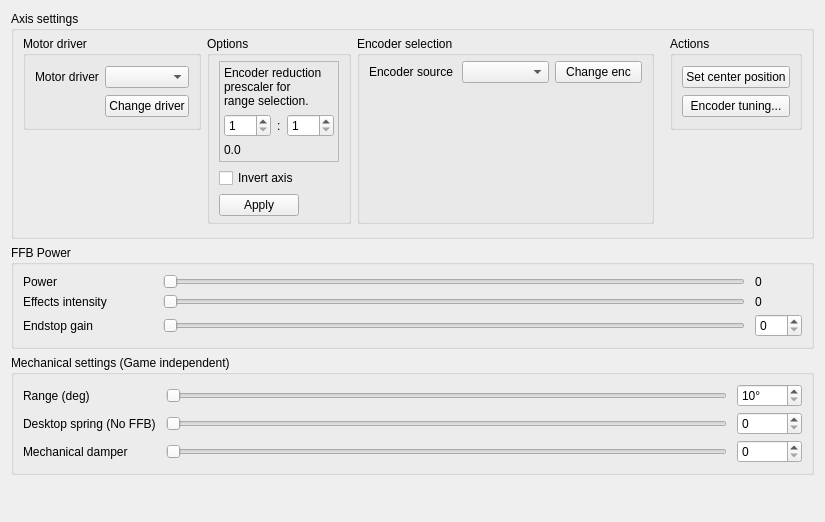
Qt form res/axis_ui.ui (Ultrawipf/OpenFFBoard-configurator) before a commit.
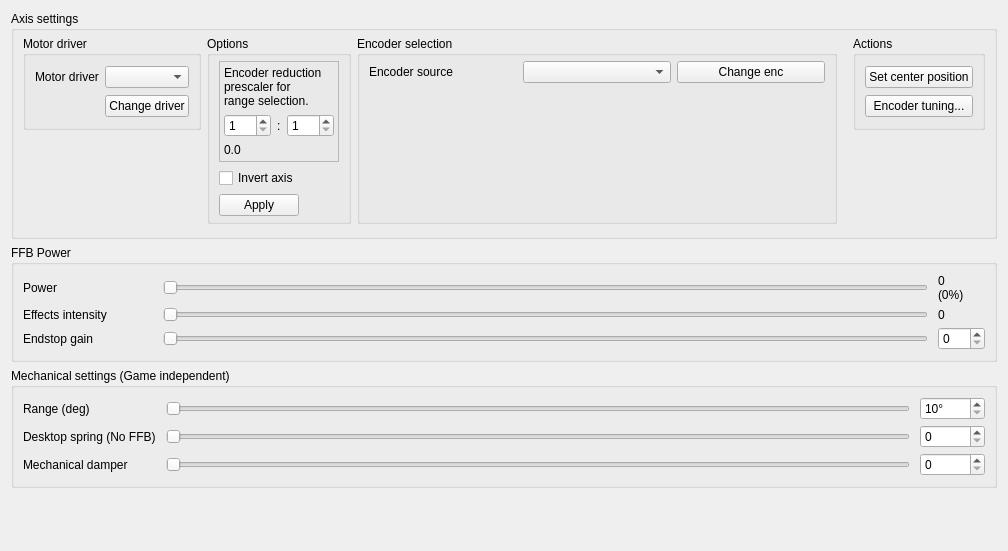
The same form after that commit.

Commit message: Add percentage in the power slider considering TMC and Other drivers

Patch:
```diff
--- a/res/axis_ui.ui
+++ b/res/axis_ui.ui
@@ -6,8 +6,8 @@
    <rect>
     <x>0</x>
     <y>0</y>
-    <width>825</width>
-    <height>522</height>
+    <width>1008</width>
+    <height>551</height>
    </rect>
   </property>
   <property name="windowTitle">
@@ -592,7 +592,8 @@
          </size>
         </property>
         <property name="text">
-         <string>0</string>
+         <string>0
+(0%)</string>
         </property>
        </widget>
       </item>
@@ -622,7 +623,7 @@
       <item row="0" column="1">
        <widget class="QSlider" name="horizontalSlider_power">
         <property name="maximum">
-         <number>30000</number>
+         <number>32767</number>
         </property>
         <property name="pageStep">
          <number>100</number>
```
The commit also changes 1 other file.
